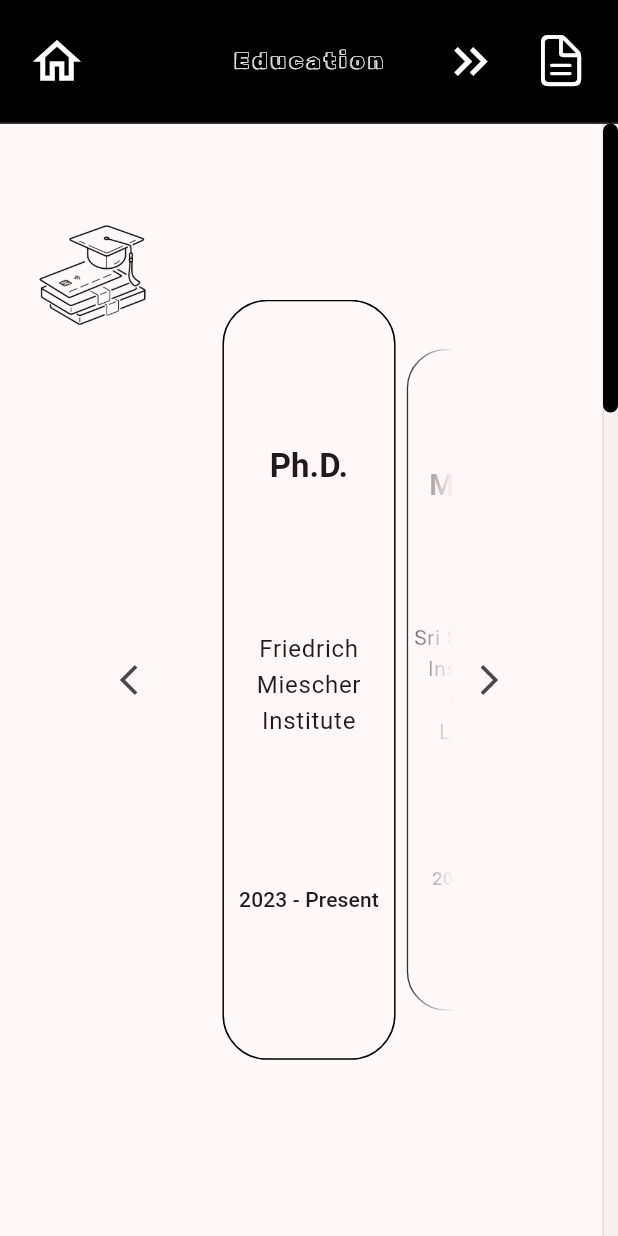
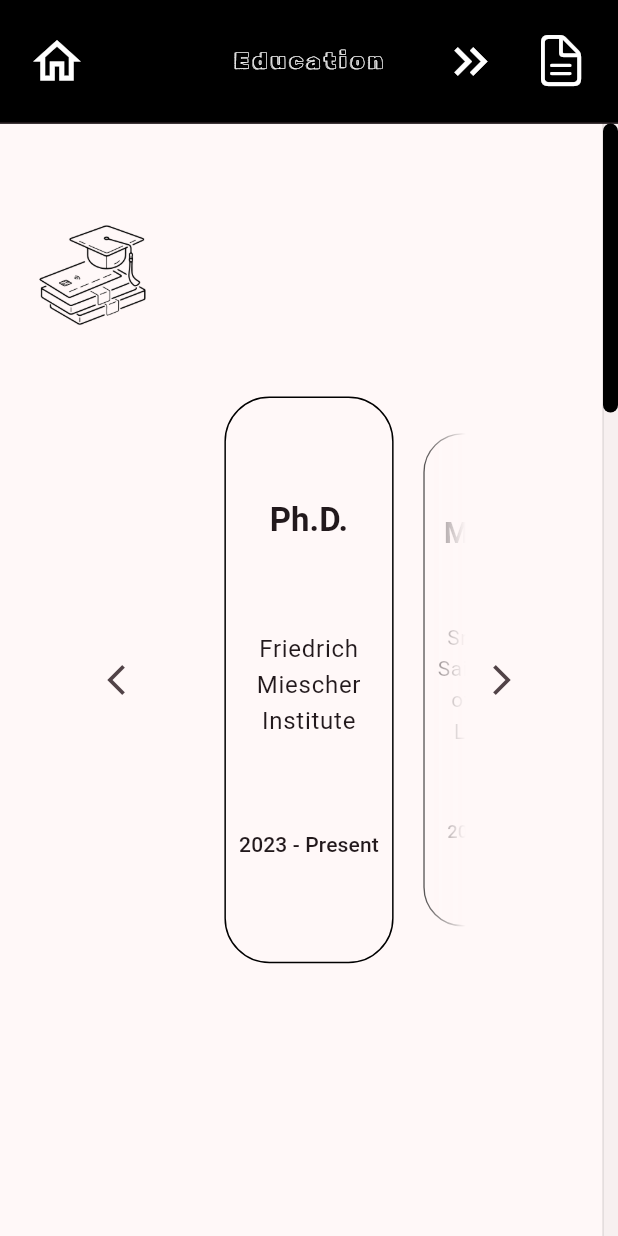
Before and after one commit to siva-ratnakar/home_page, a Flutter app: the ProfessionalPage screen opened by its route, on a phone screen of 412 x 824 dp. Run offline on Flutter 3.47's test engine with Material 3 defaults, Android fonts, the phone set to English and light mode, and no system bars; drawn by our look-alikes of carousel_slider; our stand-ins replace flutter_animate, go_router.

Commit message:
make card in prof. page look good in most screens

```diff
--- a/lib/professional/src/body.dart
+++ b/lib/professional/src/body.dart
@@ -22,7 +22,7 @@ class ProfessionalBody extends StatelessWidget {
         controller: ProfessionalScreenHelper().scrollController,
         itemCount: proffItems.length,
         itemBuilder: (context, index) {
-          final offset = PlatformHelper.isWebMobile ? 0.08 : 0.12;
+          const offset = 0.1;
           final horizontalSize = screenWidth * offset;
           final verticalSize = screenHeight * offset;
           return Padding(
@@ -225,16 +225,23 @@ class CardContentWrapper extends StatelessWidget {
 
   @override
   Widget build(BuildContext context) {
-    return Container(
+    return LayoutBuilder(builder: (context, constraints) {
+      final cardHeight = constraints.maxHeight * 0.7;
+      final cardWidth = constraints.maxWidth * 0.9;
+      return Center(
+        child: Container(
           decoration: BoxDecoration(
             border: Border.all(),
             borderRadius: const BorderRadius.all(Radius.circular(30)),
             color: Theme.of(context).colorScheme.background,
           ),
-      height: double.maxFinite,
-      width: double.maxFinite,
+          height: cardHeight,
+          width: cardWidth,
+          padding: const EdgeInsets.all(8),
           child: child,
+        ),
       );
+    });
   }
 }
 
```
Lines whose indentation alone changed are shown as unchanged.
